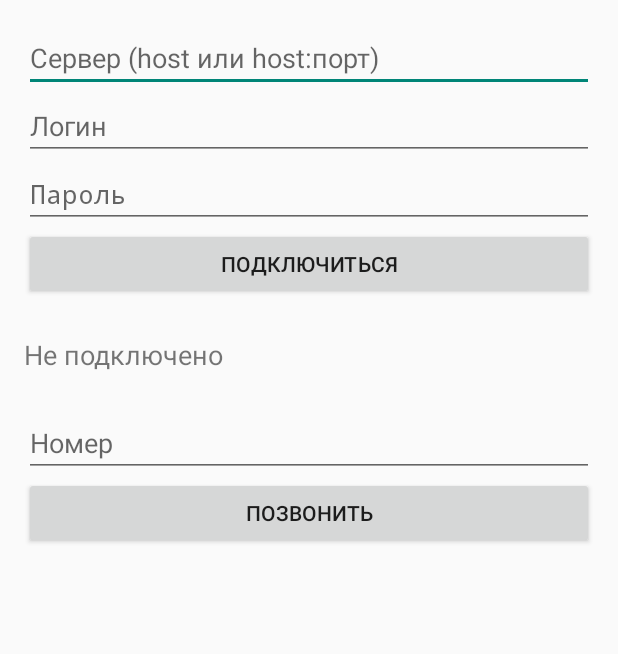
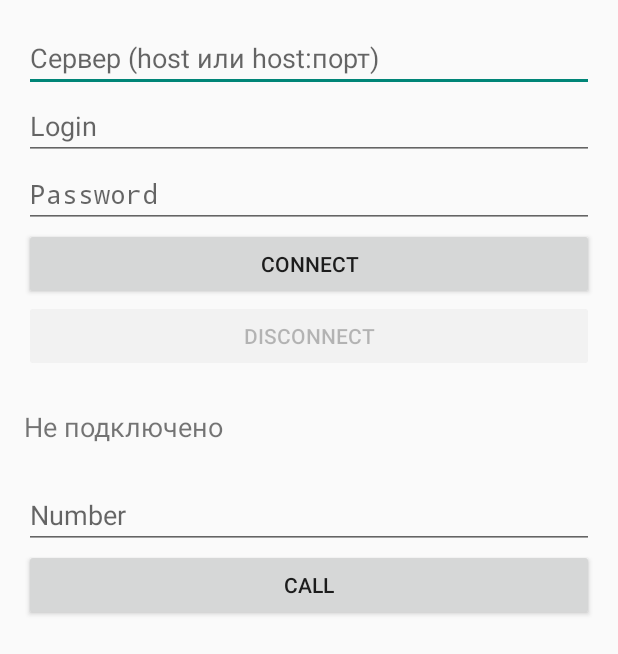
Before and after one commit to udonetsm/minisip, an Android app: the screen it shows after launch (MainActivity), on a phone screen of 412 x 824 dp. Shown: the top 654 px of the screen. Run offline under Robolectric (Android 15) with nearby library versions, the light colour scheme and no system bars.

Commit message:
cut incoming calls because the app for outgouing calls only for now

```diff
--- a/app/src/main/java/ru/minisip/app/MainActivity.java
+++ b/app/src/main/java/ru/minisip/app/MainActivity.java
@@ -21,7 +21,7 @@ public final class MainActivity extends Activity {
     private SharedPreferences prefs;
     private EditText server, login, pass, number;
     private TextView status;
-    private Button connect, call, answer, hang;
+    private Button connect, disconnect, call, hang;
 
     @Override
     protected void onCreate(Bundle b) {
@@ -41,20 +41,19 @@ public final class MainActivity extends Activity {
 
         server = field(root, "Сервер (host или host:порт)", prefs.getString("server", ""),
                 InputType.TYPE_CLASS_TEXT | InputType.TYPE_TEXT_VARIATION_URI);
-        login = field(root, "Логин", prefs.getString("login", ""), InputType.TYPE_CLASS_TEXT);
-        pass = field(root, "Пароль", prefs.getString("pass", ""),
+        login = field(root, "Login", prefs.getString("login", ""), InputType.TYPE_CLASS_TEXT);
+        pass = field(root, "Password", prefs.getString("pass", ""),
                 InputType.TYPE_CLASS_TEXT | InputType.TYPE_TEXT_VARIATION_PASSWORD);
-        connect = button(root, "Подключиться", v -> doConnect());
-
+        connect = button(root, "Connect", v -> doConnect());
+        disconnect = button(root, "Disconnect", v -> doDisconnect());
         status = new TextView(this);
         status.setTextSize(18);
         status.setPadding(0, dp(24), 0, dp(24));
         root.addView(status);
 
-        number = field(root, "Номер", "", InputType.TYPE_CLASS_PHONE);
-        call = button(root, "Позвонить", v -> doCall());
-        answer = button(root, "Ответить", v -> app.answer());
-        hang = button(root, "Отбой", v -> app.hangup());
+        number = field(root, "Number", "", InputType.TYPE_CLASS_PHONE);
+        call = button(root, "Call", v -> doCall());
+        hang = button(root, "Discard", v -> app.hangup());
 
         ScrollView sv = new ScrollView(this);
         sv.addView(root);
@@ -106,6 +105,10 @@ public final class MainActivity extends Activity {
         app.connect(s, port, login.getText().toString().trim(), pass.getText().toString());
     }
 
+    private void doDisconnect() {
+        app.disconnect();
+    }
+
     private void doCall() {
         String n = number.getText().toString().trim();
         if (n.isEmpty()) return;
@@ -121,9 +124,9 @@ public final class MainActivity extends Activity {
         status.setText(app.status);
         boolean idle = app.state == App.IDLE;
         call.setVisibility(idle ? View.VISIBLE : View.GONE);
-        answer.setVisibility(app.state == App.INCOMING ? View.VISIBLE : View.GONE);
         hang.setVisibility(idle ? View.GONE : View.VISIBLE);
-        connect.setEnabled(idle);
+        connect.setEnabled(idle && !app.registered && !app.connecting);
+        disconnect.setEnabled(app.registered || app.connecting);
     }
 
     // ---------- мелочи вёрстки ----------
--- a/app/src/main/java/ru/minisip/sip/Sip.java
+++ b/app/src/main/java/ru/minisip/sip/Sip.java
@@ -13,8 +13,6 @@ public interface Sip {
     interface Listener {
         default void onRegistered(boolean ok, String info) {}
 
-        default void onIncoming(String from) {}
-
         default void onRinging() {}
 
         default void onConnected() {}
@@ -28,11 +26,12 @@ public interface Sip {
     /** Открывает сокет и регистрируется на сервере; обновляет регистрацию сама. */
     void register(String host, int port, String user, String password);
 
+    /** Отменяет регистрацию и закрывает сокет. */
+    void unregister();
+
     void call(String number);
 
-    void answer();
-
-    /** Отмена / отбой / отклонение — по состоянию вызова. */
+    /** Отмена / отбой — по состоянию вызова. */
     void hangup();
 
     static Sip create(Udp signalling, Media media) {
```
Also changed, not shown: app/src/main/java/ru/minisip/app/App.java (+15 -32 lines), app/src/main/java/ru/minisip/sip/SipImpl.java (+25 -82 lines), 50 other files.
